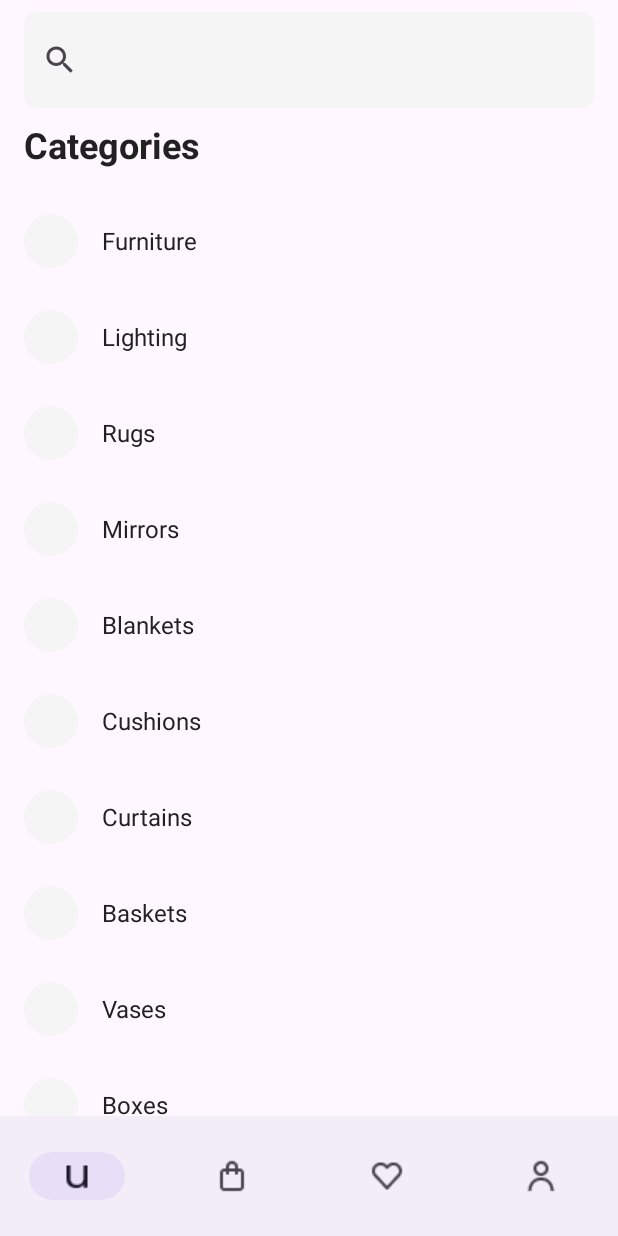
After one commit to Amirelo/FurnitureStore, an Android app: the fragment SearchFragment placed in its activity, on a phone screen of 412 x 824 dp. The commit adds this screen. Run offline under Robolectric (Android 15) with nearby library versions, the phone set to English and light mode, and no system bars; network calls fail.

Commit message:
category recyclerview, searchFragemnt

```diff
--- a/app/src/main/java/com/example/furniturestore/HomeFragment.kt
+++ b/app/src/main/java/com/example/furniturestore/HomeFragment.kt
@@ -2,6 +2,7 @@ package com.example.furniturestore
 
 import android.content.res.Resources
 import android.os.Bundle
+import android.util.Log
 import androidx.fragment.app.Fragment
 import android.view.LayoutInflater
 import android.view.View
@@ -72,6 +73,7 @@ class HomeFragment : Fragment() {
         popularDecoration.setDrawable(ContextCompat.getDrawable(requireContext(), R.drawable.spacing_ver_16)!!)
         rcPopulars.addItemDecoration(popularDecoration)
 
+
         return view
     }
 
--- a/app/src/main/java/com/example/furniturestore/MainActivity.kt
+++ b/app/src/main/java/com/example/furniturestore/MainActivity.kt
@@ -16,4 +16,11 @@ class MainActivity : AppCompatActivity() {
             .commit();
 
     }
+
+    fun changeFragment(fragment: Fragment){
+        supportFragmentManager
+            .beginTransaction()
+            .replace(R.id.flMain, fragment)
+            .commit();
+    }
 }
--- /dev/null
+++ b/app/src/main/java/com/example/furniturestore/SearchFragment.kt
@@ -0,0 +1,45 @@
+package com.example.furniturestore
+
+import android.os.Bundle
+import androidx.fragment.app.Fragment
+import android.view.LayoutInflater
+import android.view.View
+import android.view.ViewGroup
+import androidx.recyclerview.widget.LinearLayoutManager
+import androidx.recyclerview.widget.RecyclerView
+import com.example.furniturestore.adapters.CategoryAdapter
+import com.example.furniturestore.models.Category
+
+class SearchFragment : Fragment() {
+    override fun onCreateView(
+        inflater: LayoutInflater, container: ViewGroup?,
+        savedInstanceState: Bundle?
+    ): View? {
+        // Inflate the layout for this fragment
+        val view: View =  inflater.inflate(R.layout.fragment_search, container, false)
+        val rcCategories: RecyclerView = view.findViewById(R.id.rcCategories)
+
+        // Category list
+        val cate1 = Category(1, "Furniture","https://images.pexels.com/photos/890669/pexels-photo-890669.jpeg")
+        val cate2 = Category(2, "Lighting","https://images.pexels.com/photos/890669/pexels-photo-890669.jpeg")
+        val cate3 = Category(3, "Rugs","https://images.pexels.com/photos/890669/pexels-photo-890669.jpeg")
+        val cate4 = Category(4, "Mirrors","https://images.pexels.com/photos/890669/pexels-photo-890669.jpeg")
+        val cate5 = Category(5, "Blankets","https://images.pexels.com/photos/890669/pexels-photo-890669.jpeg")
+        val cate6 = Category(6, "Cushions","https://images.pexels.com/photos/890669/pexels-photo-890669.jpeg")
+        val cate7 = Category(7, "Curtains","https://images.pexels.com/photos/890669/pexels-photo-890669.jpeg")
+        val cate8 = Category(8, "Baskets","https://images.pexels.com/photos/890669/pexels-photo-890669.jpeg")
+        val cate9 = Category(9, "Vases","https://images.pexels.com/photos/890669/pexels-photo-890669.jpeg")
+        val cate10 = Category(10, "Boxes","https://images.pexels.com/photos/890669/pexels-photo-890669.jpeg")
+
+        val listCategory: List<Category> = listOf(cate1,cate2,cate3,cate4,cate5,cate6,cate7,cate8, cate9,cate10)
+
+        val categoryAdapter = CategoryAdapter(listCategory)
+
+        rcCategories.adapter = categoryAdapter
+
+        rcCategories.layoutManager = LinearLayoutManager(context)
+
+        return view
+    }
+
+}
--- /dev/null
+++ b/app/src/main/java/com/example/furniturestore/adapters/CategoryAdapter.kt
@@ -0,0 +1,50 @@
+package com.example.furniturestore.adapters
+
+import android.view.LayoutInflater
+import android.view.View
+import android.view.ViewGroup
+import android.widget.ImageView
+import android.widget.TextView
+import androidx.recyclerview.widget.RecyclerView
+import com.example.furniturestore.R
+import com.example.furniturestore.models.Category
+import com.example.furniturestore.utilities.Utils
+
+class CategoryAdapter (private val dataset: List<Category>) :
+    RecyclerView.Adapter<CategoryAdapter.ViewHolder>(){
+    class ViewHolder (view: View) : RecyclerView.ViewHolder(view){
+        val ivCategory: ImageView
+        val tvCategory: TextView
+
+        init {
+            ivCategory = view.findViewById(R.id.ivCategory)
+            tvCategory = view.findViewById(R.id.tvCategory)
+        }
+    }
+
+    override fun onCreateViewHolder(parent: ViewGroup, viewType: Int): ViewHolder {
+        val view: View = LayoutInflater.from(parent.context).inflate(R.layout.item_category, parent, false)
+        return ViewHolder(view)
+    }
+
+    override fun getItemCount(): Int {
+        return dataset.size
+    }
+
+    override fun onBindViewHolder(holder: ViewHolder, position: Int) {
+        val cate: Category = dataset[position]
+
+        holder.tvCategory.text = cate.name
+
+        val thread: Thread = Thread(Runnable {
+            val img = cate.image
+            val bmp = Utils().getImg(img)
+
+            holder.ivCategory.post(Runnable{
+                holder.ivCategory.setImageBitmap(bmp)
+            })
+        })
+        thread.start()
+
+    }
+}
--- a/app/src/main/java/com/example/furniturestore/adapters/RoomAdapter.kt
+++ b/app/src/main/java/com/example/furniturestore/adapters/RoomAdapter.kt
@@ -2,13 +2,17 @@ package com.example.furniturestore.adapters
 
 import android.content.Context
 import android.content.res.Resources
+import android.util.Log
 import android.view.LayoutInflater
 import android.view.View
 import android.view.ViewGroup
 import android.widget.ImageView
 import android.widget.TextView
+import androidx.fragment.app.Fragment
 import androidx.recyclerview.widget.RecyclerView
+import com.example.furniturestore.MainActivity
 import com.example.furniturestore.R
+import com.example.furniturestore.SearchFragment
 import com.example.furniturestore.utilities.Utils
 
 class RoomAdapter (private val dataset: Array<String>, private val context:Context):
@@ -44,6 +48,12 @@ class RoomAdapter (private val dataset: Array<String>, private val context:Conte
             })
         })
         thread.start()
+
+        holder.itemView.setOnClickListener{
+            val activity: MainActivity = context as MainActivity
+            val fragment: Fragment = SearchFragment()
+            activity.changeFragment(fragment)
+        }
     }
 
 }
--- /dev/null
+++ b/app/src/main/java/com/example/furniturestore/models/Category.kt
@@ -0,0 +1,7 @@
+package com.example.furniturestore.models
+
+class Category (
+    val _id: Int,
+    val name: String,
+    val image: String
+)
--- /dev/null
+++ b/app/src/main/res/drawable/border_circle.xml
@@ -0,0 +1,6 @@
+<?xml version="1.0" encoding="utf-8"?>
+<shape xmlns:android="http://schemas.android.com/apk/res/android">
+
+    <corners android:radius="100dp"/>
+
+</shape>
--- a/app/src/main/res/layout/fragment_home.xml
+++ b/app/src/main/res/layout/fragment_home.xml
@@ -24,13 +24,16 @@
             android:textStyle="bold"
             android:text="Ulmo" />
 
-        <SearchView
+        <androidx.appcompat.widget.SearchView
             android:layout_width="match_parent"
-            android:layout_height="wrap_content"
+            android:layout_height="64dp"
             android:layout_marginHorizontal="16dp"
             android:layout_marginVertical="8dp"
-            android:background="@color/gray_tab"
+            android:clipToOutline="true"
+            android:backgroundTint="@color/gray_tab"
+            android:background="@drawable/border_rounded"
             android:textColorHint="@color/gray_placeholder"
+            android:iconifiedByDefault="false"
             android:inputType="text"/>
 
         <androidx.recyclerview.widget.RecyclerView
--- /dev/null
+++ b/app/src/main/res/layout/fragment_search.xml
@@ -0,0 +1,47 @@
+<?xml version="1.0" encoding="utf-8"?>
+<FrameLayout xmlns:android="http://schemas.android.com/apk/res/android"
+    xmlns:tools="http://schemas.android.com/tools"
+    android:layout_width="match_parent"
+    android:layout_height="match_parent"
+    tools:context=".SearchFragment">
+
+    <androidx.core.widget.NestedScrollView
+        android:layout_width="match_parent"
+        android:layout_height="match_parent">
+
+        <LinearLayout
+            android:layout_width="match_parent"
+            android:layout_height="match_parent"
+            android:orientation="vertical">
+
+            <androidx.appcompat.widget.SearchView
+                android:layout_width="match_parent"
+                android:layout_height="64dp"
+                android:layout_marginHorizontal="16dp"
+                android:layout_marginVertical="8dp"
+                android:clipToOutline="true"
+                android:backgroundTint="@color/gray_tab"
+                android:background="@drawable/border_rounded"
+                android:textColorHint="@color/gray_placeholder"
+                android:iconifiedByDefault="false"
+                android:inputType="text"/>
+
+            <TextView
+                android:layout_width="match_parent"
+                android:layout_height="wrap_content"
+                android:layout_marginHorizontal="16dp"
+                android:layout_marginBottom="16dp"
+                android:textStyle="bold"
+                android:textSize="24dp"
+                android:text="Categories"/>
+
+            <androidx.recyclerview.widget.RecyclerView
+                android:id="@+id/rcCategories"
+                android:layout_width="match_parent"
+                android:layout_height="wrap_content"/>
+
+        </LinearLayout>
+
+
+    </androidx.core.widget.NestedScrollView>
+</FrameLayout>
--- /dev/null
+++ b/app/src/main/res/layout/item_category.xml
@@ -0,0 +1,27 @@
+<?xml version="1.0" encoding="utf-8"?>
+<RelativeLayout xmlns:android="http://schemas.android.com/apk/res/android"
+    android:layout_width="match_parent"
+    android:layout_height="wrap_content">
+
+    <ImageView
+        android:id="@+id/ivCategory"
+        android:layout_width="36dp"
+        android:layout_height="36dp"
+        android:layout_marginVertical="14dp"
+        android:layout_marginStart="16dp"
+        android:scaleType="centerCrop"
+        android:src="@color/gray_tab"
+        android:background="@drawable/border_circle"
+        android:clipToOutline="true"/>
+
+    <TextView
+        android:id="@+id/tvCategory"
+        android:layout_width="match_parent"
+        android:layout_height="36dp"
+        android:layout_toEndOf="@id/ivCategory"
+        android:layout_marginVertical="14dp"
+        android:layout_marginHorizontal="16dp"
+        android:gravity="center_vertical"
+        android:textSize="16dp"/>
+
+</RelativeLayout>
--- a/app/src/main/res/layout/item_product_row.xml
+++ b/app/src/main/res/layout/item_product_row.xml
@@ -12,7 +12,7 @@
         android:src="@color/gray_tab"
         android:layout_centerHorizontal="true"
         android:clipToOutline="true"
-        android:background="@drawable/rounded_border"/>
+        android:background="@drawable/border_rounded"/>
 
     <TextView
         android:id="@+id/tvPrice"
--- a/app/src/main/res/layout/item_room.xml
+++ b/app/src/main/res/layout/item_room.xml
@@ -3,7 +3,7 @@
     android:layout_width="match_parent"
     android:layout_height="wrap_content"
     android:layout_marginHorizontal="16dp"
-    android:background="@drawable/rounded_border"
+    android:background="@drawable/border_rounded"
     android:orientation="horizontal"
     android:clipToOutline="true">
 
--- a/app/src/main/res/layout/item_story.xml
+++ b/app/src/main/res/layout/item_story.xml
@@ -2,7 +2,7 @@
 <RelativeLayout xmlns:android="http://schemas.android.com/apk/res/android"
     android:layout_width="wrap_content"
     android:layout_height="wrap_content"
-    android:background="@drawable/rounded_border"
+    android:background="@drawable/border_rounded"
     android:clipToOutline="true">
 
     <ImageView
```
Also changed, not shown: app/src/main/res/drawable/border_rounded.xml (renamed from app/src/main/res/drawable/rounded_border.xml).
